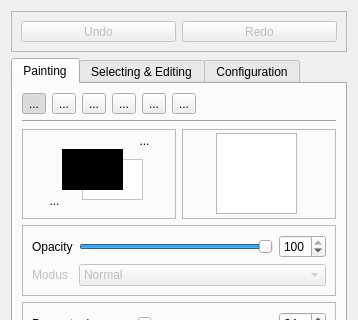
The window that src/fgt/editpaint/paintbox.ui (cnr-isti-vclab/meshlab) describes before a commit, drawn with Qt 5; both pictures show x 0 to 358 and y 0 to 320 of the 358 by 952 pixel window.
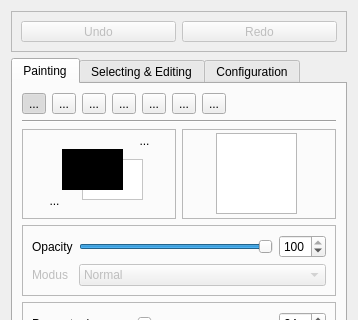
The same window after the commit. Icons and pictures are not drawn. Custom widgets are drawn as their Qt base class.

Commit message: Added Perlin button

```diff
--- a/src/fgt/editpaint/paintbox.ui
+++ b/src/fgt/editpaint/paintbox.ui
@@ -230,6 +230,23 @@
             </property>
            </widget>
           </item>
+          <item>
+           <widget class="QToolButton" name="perlin_button" >
+            <property name="text" >
+             <string>...</string>
+            </property>
+            <property name="icon" >
+             <iconset resource="meshlab.qrc" >
+              <normaloff>:/images/perlin.png</normaloff>:/images/perlin.png</iconset>
+            </property>
+            <property name="checkable" >
+             <bool>true</bool>
+            </property>
+            <property name="autoExclusive" >
+             <bool>true</bool>
+            </property>
+           </widget>
+          </item>
           <item>
            <spacer>
             <property name="orientation" >
```
Left out of the diff: 9 changed lines with no effect on the pictures.
